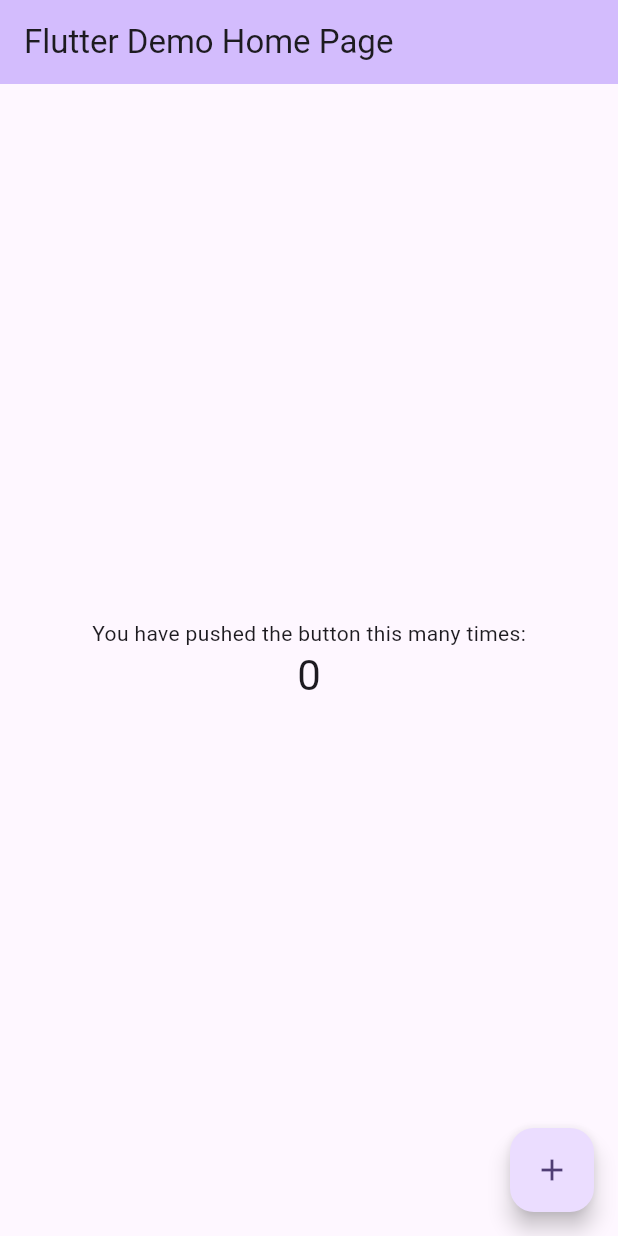
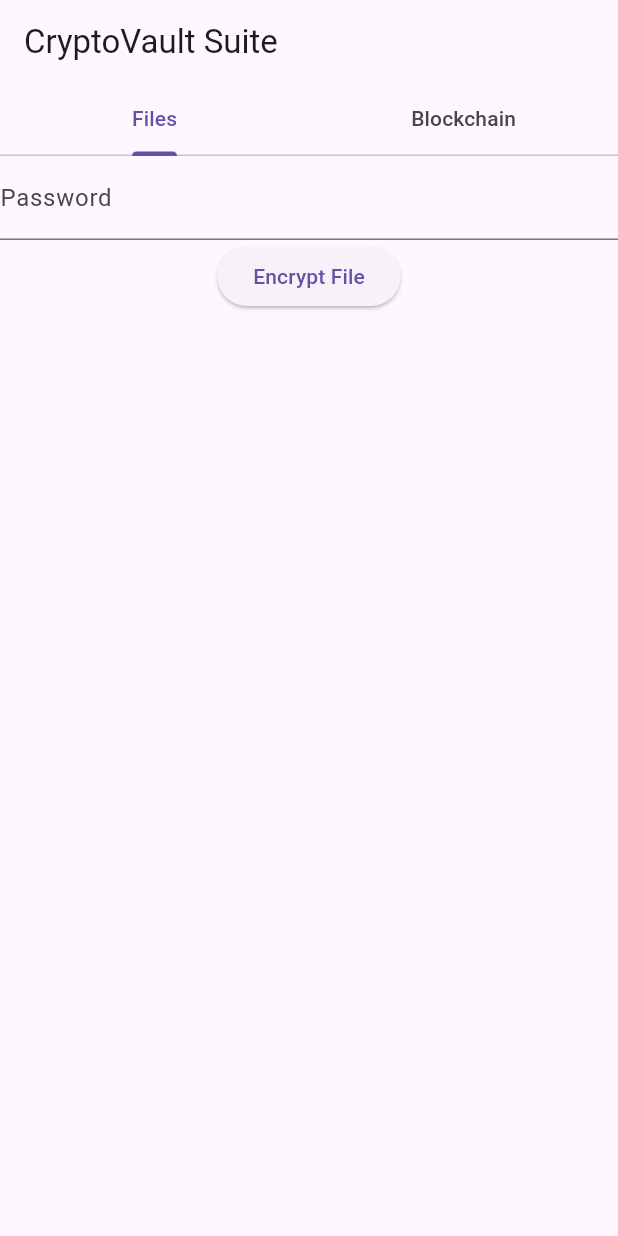
Before and after one commit to bolysmalik/cryptoFinal, a Flutter app: the screen it shows after launch, on a phone screen of 412 x 824 dp. Run offline on Flutter 3.47's test engine with Material 3 defaults, Android fonts, the light colour scheme and no system bars; our stand-ins replace file_picker; missing offline and left inert: cryptography.

Commit message:
main page added

```diff
--- a/lib/main.dart
+++ b/lib/main.dart
@@ -1,121 +1,57 @@
 import 'package:flutter/material.dart';
+import 'services/crypto_engine.dart';
+import 'services/blockchain_service.dart';
 
-void main() {
-  runApp(const MyApp());
+void main() => runApp(MaterialApp(home: CryptoVaultApp()));
+
+class CryptoVaultApp extends StatefulWidget {
+  @override
+  _CryptoVaultAppState createState() => _CryptoVaultAppState();
 }
 
-class MyApp extends StatelessWidget {
-  const MyApp({super.key});
-
-  // This widget is the root of your application.
-  @override
-  Widget build(BuildContext context) {
-    return MaterialApp(
-      title: 'Flutter Demo',
-      theme: ThemeData(
-        // This is the theme of your application.
-        //
-        // TRY THIS: Try running your application with "flutter run". You'll see
-        // the application has a purple toolbar. Then, without quitting the app,
-        // try changing the seedColor in the colorScheme below to Colors.green
-        // and then invoke "hot reload" (save your changes or press the "hot
-        // reload" button in a Flutter-supported IDE, or press "r" if you used
-        // the command line to start the app).
-        //
-        // Notice that the counter didn't reset back to zero; the application
-        // state is not lost during the reload. To reset the state, use hot
-        // restart instead.
-        //
-        // This works for code too, not just values: Most code changes can be
-        // tested with just a hot reload.
-        colorScheme: .fromSeed(seedColor: Colors.deepPurple),
-      ),
-      home: const MyHomePage(title: 'Flutter Demo Home Page'),
-    );
-  }
-}
-
-class MyHomePage extends StatefulWidget {
-  const MyHomePage({super.key, required this.title});
-
-  // This widget is the home page of your application. It is stateful, meaning
-  // that it has a State object (defined below) that contains fields that affect
-  // how it looks.
-
-  // This class is the configuration for the state. It holds the values (in this
-  // case the title) provided by the parent (in this case the App widget) and
-  // used by the build method of the State. Fields in a Widget subclass are
-  // always marked "final".
-
-  final String title;
-
-  @override
-  State<MyHomePage> createState() => _MyHomePageState();
-}
-
-class _MyHomePageState extends State<MyHomePage> {
-  int _counter = 0;
-
-  void _incrementCounter() {
-    setState(() {
-      // This call to setState tells the Flutter framework that something has
-      // changed in this State, which causes it to rerun the build method below
-      // so that the display can reflect the updated values. If we changed
-      // _counter without calling setState(), then the build method would not be
-      // called again, and so nothing would appear to happen.
-      _counter++;
-    });
-  }
+class _CryptoVaultAppState extends State<CryptoVaultApp> {
+  final CryptoEngine _engine = CryptoEngine();
+  final BlockchainService _blockchain = BlockchainService();
+  final TextEditingController _passController = TextEditingController();
 
   @override
   Widget build(BuildContext context) {
-    // This method is rerun every time setState is called, for instance as done
-    // by the _incrementCounter method above.
-    //
-    // The Flutter framework has been optimized to make rerunning build methods
-    // fast, so that you can just rebuild anything that needs updating rather
-    // than having to individually change instances of widgets.
-    return Scaffold(
-      appBar: AppBar(
-        // TRY THIS: Try changing the color here to a specific color (to
-        // Colors.amber, perhaps?) and trigger a hot reload to see the AppBar
-        // change color while the other colors stay the same.
-        backgroundColor: Theme.of(context).colorScheme.inversePrimary,
-        // Here we take the value from the MyHomePage object that was created by
-        // the App.build method, and use it to set our appbar title.
-        title: Text(widget.title),
+    return DefaultTabController(
+      length: 2,
+      child: Scaffold(
+        appBar: AppBar(
+          title: Text("CryptoVault Suite"),
+          bottom: TabBar(tabs: [Tab(text: "Files"), Tab(text: "Blockchain")]),
+        ),
+        body: TabBarView(children: [
+          _buildFileTab(),
+          _buildBlockchainTab(),
+        ]),
       ),
-      body: Center(
-        // Center is a layout widget. It takes a single child and positions it
-        // in the middle of the parent.
-        child: Column(
-          // Column is also a layout widget. It takes a list of children and
-          // arranges them vertically. By default, it sizes itself to fit its
-          // children horizontally, and tries to be as tall as its parent.
-          //
-          // Column has various properties to control how it sizes itself and
-          // how it positions its children. Here we use mainAxisAlignment to
-          // center the children vertically; the main axis here is the vertical
-          // axis because Columns are vertical (the cross axis would be
-          // horizontal).
-          //
-          // TRY THIS: Invoke "debug painting" (choose the "Toggle Debug Paint"
-          // action in the IDE, or press "p" in the console), to see the
-          // wireframe for each widget.
-          mainAxisAlignment: .center,
-          children: [
-            const Text('You have pushed the button this many times:'),
-            Text(
-              '$_counter',
-              style: Theme.of(context).textTheme.headlineMedium,
-            ),
-          ],
-        ),
-      ),
-      floatingActionButton: FloatingActionButton(
-        onPressed: _incrementCounter,
-        tooltip: 'Increment',
-        child: const Icon(Icons.add),
+    );
+  }
+
+  Widget _buildFileTab() {
+    return Column(children: [
+      TextField(controller: _passController, decoration: InputDecoration(labelText: "Password")),
+      ElevatedButton(
+          onPressed: () async {
+            String? path = await _engine.encryptFile(_passController.text);
+            if (path != null) {
+              setState(() => _blockchain.addEvent("File Encrypted: ${path.split('/').last}"));
+            }
+          },
+          child: Text("Encrypt File")
+      )
+    ]);
+  }
+
+  Widget _buildBlockchainTab() {
+    return ListView.builder(
+      itemCount: _blockchain.chain.length,
+      itemBuilder: (context, i) => ListTile(
+        title: Text(_blockchain.chain[i].action),
+        subtitle: Text("Hash: ${_blockchain.chain[i].hash.substring(0, 15)}..."),
       ),
     );
   }
```
Also changed, not shown: 1 other file.
